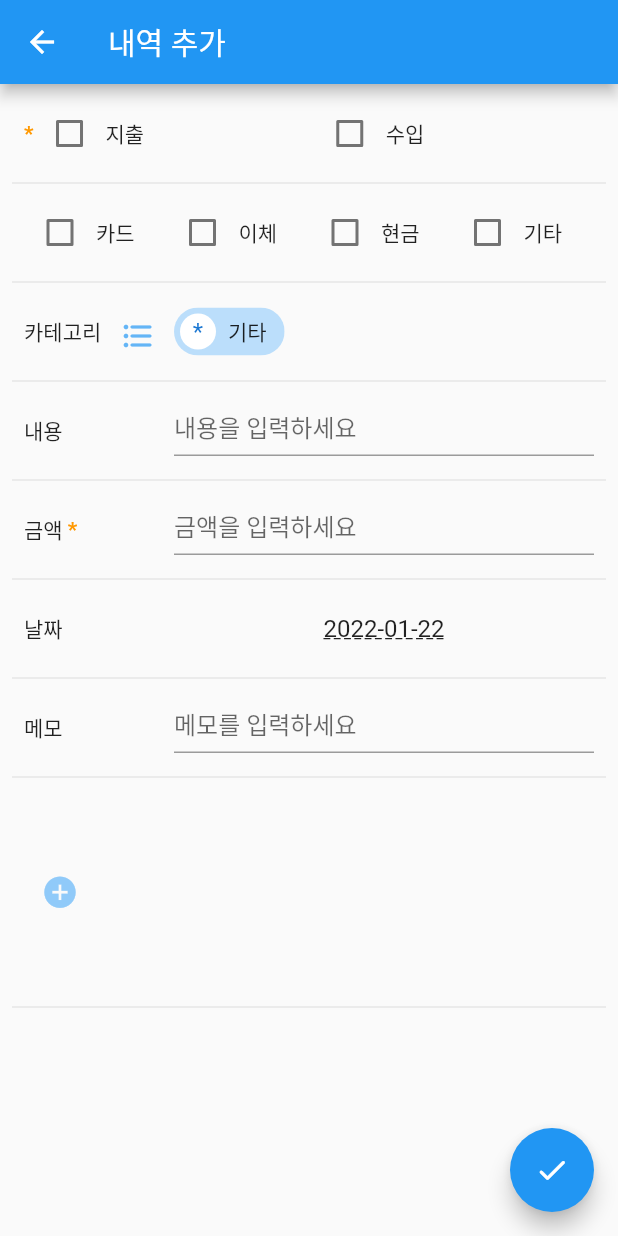
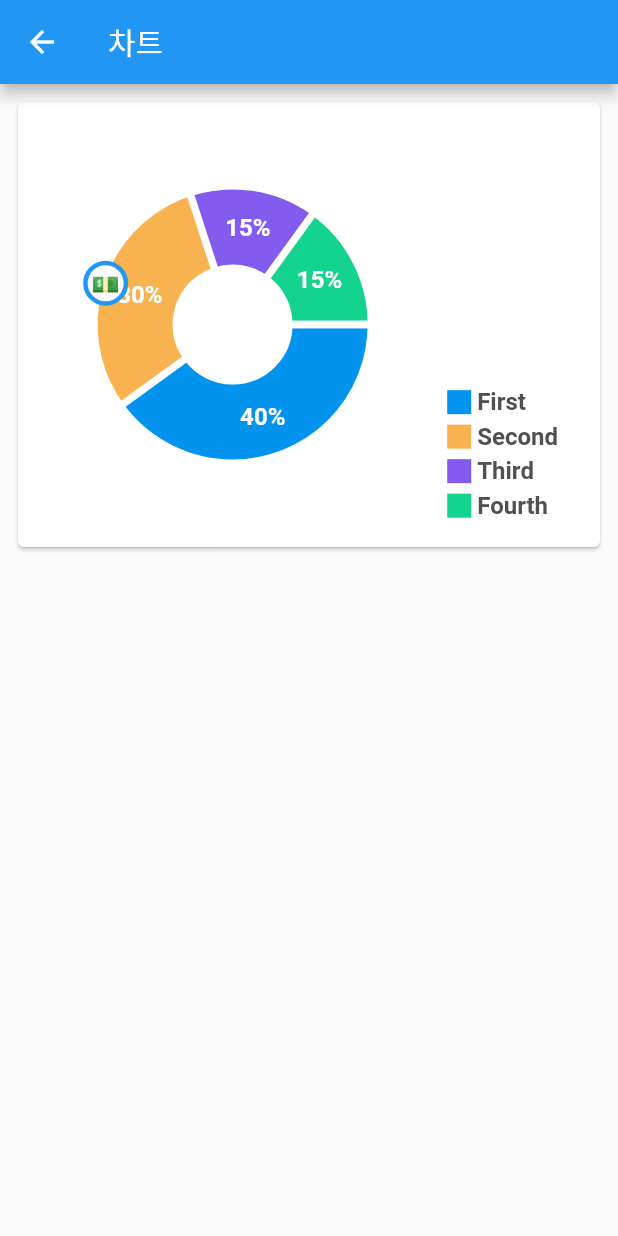
Before and after one commit to cyj893/MoneyIsMine, a Flutter app: the screen it shows after launch, item 5 of the bottom bar chosen, on a phone screen of 412 x 824 dp. Run offline on Flutter 3.47's test engine with Material 2 defaults, Android fonts, the light colour scheme and no system bars; drawn by our look-alikes of fl_chart; our stand-ins replace image_picker, sqflite, table_calendar; missing offline and left inert: scrolling_page_indicator; accounts and stored records are empty; statements that could not run were skipped.

Commit message:
Add Money Buttons, Chart Page(temp)

```diff
--- a/lib/CalendarPage.dart
+++ b/lib/CalendarPage.dart
@@ -24,7 +24,7 @@ class CalendarPageState extends State<CalendarPage> {
   late Map<String, int> DateSpecsMap = {};
 
   void onGoBack(dynamic value) {
-    ;
+
   }
 
   String nowTypeQuery(){
@@ -44,6 +44,7 @@ class CalendarPageState extends State<CalendarPage> {
   }
 
   int palette(int k){
+    k = k < 0 ? -k : k;
     if( k < 10000 ) return 50;
     if( k < 50000 ) return 100;
     if( k < 100000 ) return 200;
--- /dev/null
+++ b/lib/ChartPage.dart
@@ -0,0 +1,249 @@
+import 'package:fl_chart/fl_chart.dart';
+import 'package:flutter/material.dart';
+import 'DBHelper.dart';
+
+class ChartPage extends StatefulWidget {
+
+  const ChartPage();
+
+  @override
+  ChartPageState createState() => ChartPageState();
+}
+
+class ChartPageState extends State<ChartPage> {
+  String pageName = "차트";
+
+  @override
+  void initState() {
+    super.initState();
+
+  }
+
+  void onGoBack(dynamic value) {
+    ;
+  }
+
+  void _getCategoryDB(int i) async {
+    ;
+  }
+
+  List<PieChartSectionData> showingSections() {
+    return List.generate(4, (i) {
+      final isTouched = i == touchedIndex;
+      final fontSize = isTouched ? 25.0 : 16.0;
+      final fontSize2 = isTouched ? 20.0 : 15.0;
+      final radius = isTouched ? 60.0 : 50.0;
+      final widgetSize = isTouched ? 40.0 : 30.0;
+      switch (i) {
+        case 0:
+          return PieChartSectionData(
+            color: const Color(0xff0293ee),
+            value: 40,
+            title: '40%',
+            radius: radius,
+            titleStyle: TextStyle(
+                fontSize: fontSize,
+                fontWeight: FontWeight.bold,
+                color: const Color(0xffffffff)),
+          );
+        case 1:
+          return PieChartSectionData(
+            color: const Color(0xfff8b250),
+            value: 30,
+            title: '30%',
+            radius: radius,
+            titleStyle: TextStyle(
+                fontSize: fontSize,
+                fontWeight: FontWeight.bold,
+                color: const Color(0xffffffff)),
+            badgeWidget: AnimatedContainer(
+              width: widgetSize,
+              height: widgetSize,
+              alignment: Alignment.center,
+              duration: PieChart.defaultDuration,
+              decoration: new BoxDecoration(
+                color: Colors.white,
+                shape: BoxShape.circle,
+                border: Border.all(color: Colors.blue, width: 3),
+              ),
+              child: AnimatedDefaultTextStyle(
+                child: Text("\u{1F4B5}"),
+                style: TextStyle(fontSize: fontSize2),
+                duration: PieChart.defaultDuration,),
+            ),
+            badgePositionPercentageOffset: .98,
+          );
+        case 2:
+          return PieChartSectionData(
+            color: const Color(0xff845bef),
+            value: 15,
+            title: '15%',
+            radius: radius,
+            titleStyle: TextStyle(
+                fontSize: fontSize,
+                fontWeight: FontWeight.bold,
+                color: const Color(0xffffffff)),
+          );
+        case 3:
+          return PieChartSectionData(
+            color: const Color(0xff13d38e),
+            value: 15,
+            title: '15%',
+            radius: radius,
+            titleStyle: TextStyle(
+                fontSize: fontSize,
+                fontWeight: FontWeight.bold,
+                color: const Color(0xffffffff)),
+          );
+        default:
+          throw Error();
+      }
+    });
+  }
+
+  int touchedIndex = -1;
+  Widget makeCategoryChartCon(){
+    return AspectRatio(
+      aspectRatio: 1.3,
+      child: Card(
+        color: Colors.white,
+        child: Row(
+          children: <Widget>[
+            const SizedBox(
+              height: 18,
+            ),
+            Expanded(
+              child: AspectRatio(
+                aspectRatio: 1,
+                child: PieChart(
+                  PieChartData(
+                      pieTouchData: PieTouchData(touchCallback:
+                          (FlTouchEvent event, pieTouchResponse) {
+                        setState(() {
+                          if (!event.isInterestedForInteractions ||
+                              pieTouchResponse == null ||
+                              pieTouchResponse.touchedSection == null) {
+                            touchedIndex = -1;
+                            return;
+                          }
+                          touchedIndex = pieTouchResponse
+                              .touchedSection!.touchedSectionIndex;
+                        });
+                      }),
+                      borderData: FlBorderData(
+                        show: false,
+                      ),
+                      sectionsSpace: 5,
+                      centerSpaceRadius: 40,
+                      sections: showingSections()),
+                ),
+              ),
+            ),
+            Column(
+              mainAxisSize: MainAxisSize.max,
+              mainAxisAlignment: MainAxisAlignment.end,
+              crossAxisAlignment: CrossAxisAlignment.start,
+              children: const <Widget>[
+                Indicator(
+                  color: Color(0xff0293ee),
+                  text: 'First',
+                  isSquare: true,
+                ),
+                SizedBox(
+                  height: 4,
+                ),
+                Indicator(
+                  color: Color(0xfff8b250),
+                  text: 'Second',
+                  isSquare: true,
+                ),
+                SizedBox(
+                  height: 4,
+                ),
+                Indicator(
+                  color: Color(0xff845bef),
+                  text: 'Third',
+                  isSquare: true,
+                ),
+                SizedBox(
+                  height: 4,
+                ),
+                Indicator(
+                  color: Color(0xff13d38e),
+                  text: 'Fourth',
+                  isSquare: true,
+                ),
+                SizedBox(
+                  height: 18,
+                ),
+              ],
+            ),
+            const SizedBox(
+              width: 28,
+            ),
+          ],
+        ),
+      ),
+    );
+  }
+
+  @override
+  Widget build(BuildContext context) {
+    return Scaffold(
+      appBar: AppBar(
+        title: Text(pageName),
+      ),
+      body: Padding(
+        padding: const EdgeInsets.all(8.0),
+        child: SingleChildScrollView(
+          child: Column(
+            children: <Widget>[
+              makeCategoryChartCon(),
+            ],
+          ),
+        ),
+      ),
+    );
+  }
+}
+
+class Indicator extends StatelessWidget {
+  final Color color;
+  final String text;
+  final bool isSquare;
+  final double size;
+  final Color textColor;
+
+  const Indicator({
+    Key? key,
+    required this.color,
+    required this.text,
+    required this.isSquare,
+    this.size = 16,
+    this.textColor = const Color(0xff505050),
+  }) : super(key: key);
+
+  @override
+  Widget build(BuildContext context) {
+    return Row(
+      children: <Widget>[
+        Container(
+          width: size,
+          height: size,
+          decoration: BoxDecoration(
+            shape: isSquare ? BoxShape.rectangle : BoxShape.circle,
+            color: color,
+          ),
+        ),
+        const SizedBox(
+          width: 4,
+        ),
+        Text(
+          text,
+          style: TextStyle(
+              fontSize: 16, fontWeight: FontWeight.bold, color: textColor),
+        )
+      ],
+    );
+  }
+}
--- a/lib/SpecPage.dart
+++ b/lib/SpecPage.dart
@@ -138,6 +138,7 @@ class SpecPageState extends State<SpecPage> {
                 }
             ),
           ),
+          SizedBox(height: 5,),
           ScrollingPageIndicator(
               dotColor: Colors.grey,
               dotSelectedColor: Colors.blue[900],
--- a/pubspec.yaml
+++ b/pubspec.yaml
@@ -36,6 +36,7 @@ dependencies:
   image_picker:
   scrolling_page_indicator: ^0.1.3
   provider: ^5.0.0
+  fl_chart: ^0.41.0
 
 
   # The following adds the Cupertino Icons font to your application.
```
Also changed, not shown: lib/BottomNaviBar.dart (+11 -1 lines), lib/InputSpecsPage.dart (+93 -20 lines), pubspec.lock.
